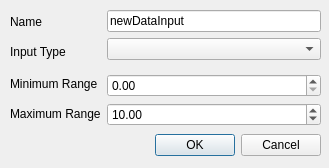
The window that src/Authoring/Studio/Application/DataInputDlg.ui (flyhex/qt3dstudio) describes before a commit, drawn with Qt 5.
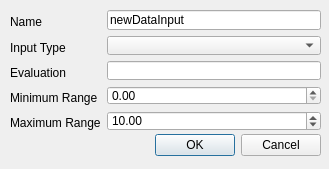
The same window after the commit.

Commit message:
Enable launching data input dialog from Edit menu
Task-number: QT3DS-833

The edit to the form file:
```diff
--- a/src/Authoring/Studio/Application/DataInputDlg.ui
+++ b/src/Authoring/Studio/Application/DataInputDlg.ui
@@ -7,7 +7,7 @@
     <x>0</x>
     <y>0</y>
     <width>329</width>
-    <height>168</height>
+    <height>169</height>
    </rect>
   </property>
   <property name="windowTitle">
@@ -60,7 +60,7 @@
      <x>10</x>
      <y>10</y>
      <width>311</width>
-     <height>116</height>
+     <height>121</height>
     </rect>
    </property>
    <layout class="QHBoxLayout" name="horizontalLayout_4">
@@ -89,7 +89,7 @@
        <widget class="QLabel" name="labelNodeType">
         <property name="minimumSize">
          <size>
-          <width>0</width>
+          <width>90</width>
           <height>24</height>
          </size>
         </property>
@@ -111,6 +111,19 @@
         </property>
        </spacer>
       </item>
+      <item>
+       <widget class="QLabel" name="labelEvaluation">
+        <property name="minimumSize">
+         <size>
+          <width>0</width>
+          <height>24</height>
+         </size>
+        </property>
+        <property name="text">
+         <string>Evaluation</string>
+        </property>
+       </widget>
+      </item>
       <item>
        <widget class="QLabel" name="labelMin">
         <property name="minimumSize">
@@ -146,6 +159,19 @@
         </property>
        </widget>
       </item>
+      <item>
+       <spacer name="verticalSpacer_4">
+        <property name="orientation">
+         <enum>Qt::Vertical</enum>
+        </property>
+        <property name="sizeHint" stdset="0">
+         <size>
+          <width>20</width>
+          <height>40</height>
+         </size>
+        </property>
+       </spacer>
+      </item>
      </layout>
     </item>
     <item>
@@ -174,15 +200,38 @@
        </spacer>
       </item>
       <item>
-       <widget class="QDoubleSpinBox" name="doubleSpinBoxMin"/>
+       <widget class="QLineEdit" name="lineEditEvaluation"/>
+      </item>
+      <item>
+       <widget class="QDoubleSpinBox" name="doubleSpinBoxMin">
+        <property name="maximum">
+         <double>9999.000000000000000</double>
+        </property>
+       </widget>
       </item>
       <item>
        <widget class="QDoubleSpinBox" name="doubleSpinBoxMax">
+        <property name="maximum">
+         <double>9999.000000000000000</double>
+        </property>
         <property name="value">
          <double>10.000000000000000</double>
         </property>
        </widget>
       </item>
+      <item>
+       <spacer name="verticalSpacer_3">
+        <property name="orientation">
+         <enum>Qt::Vertical</enum>
+        </property>
+        <property name="sizeHint" stdset="0">
+         <size>
+          <width>20</width>
+          <height>40</height>
+         </size>
+        </property>
+       </spacer>
+      </item>
      </layout>
     </item>
    </layout>
```
The commit also changes 11 other files.
